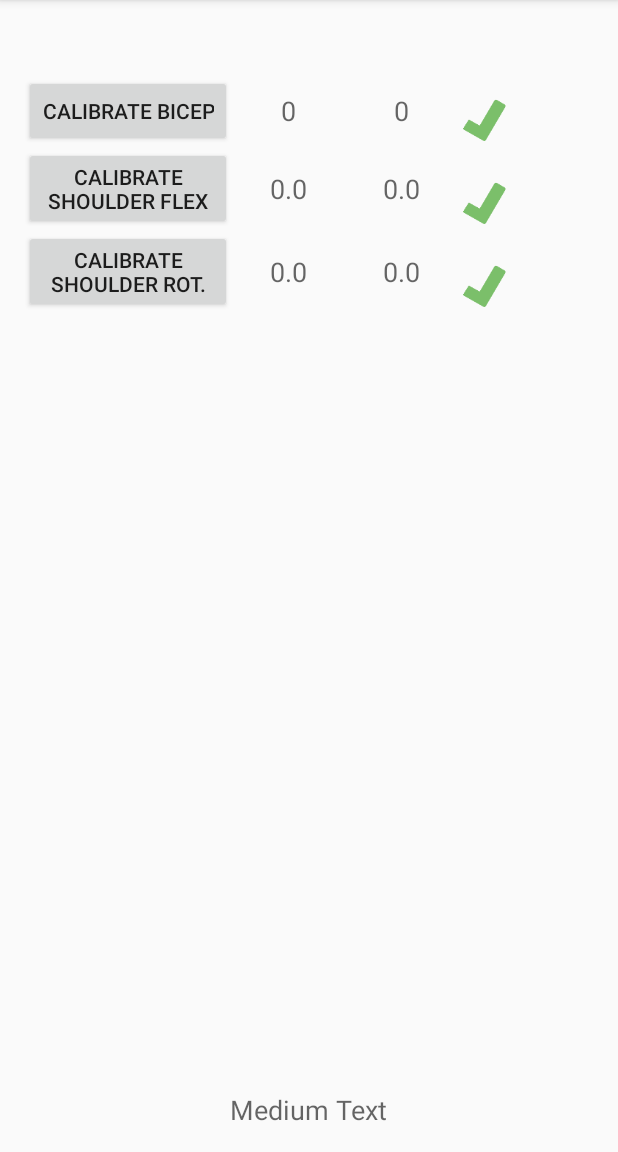
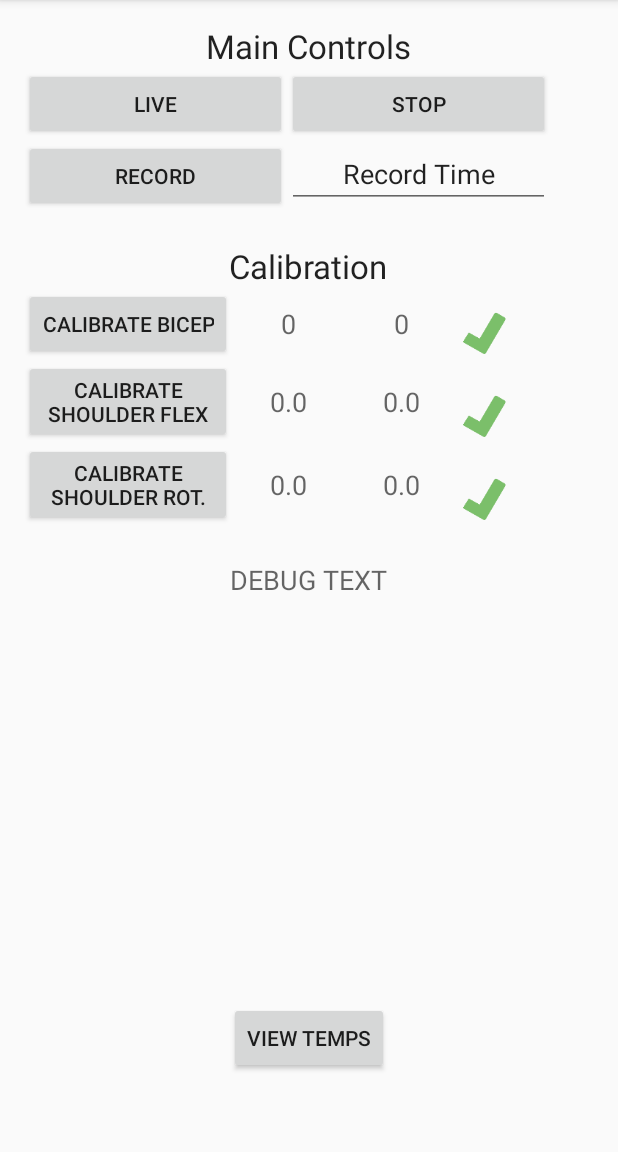
Before and after one commit to danjsher/SharcApp, an Android app: the screen it shows after launch (MainActivity), on a phone screen of 412 x 824 dp, the part 84-1236 px from its top. Run offline under Robolectric (Android 15) with nearby library versions, the light colour scheme and no system bars.

Commit message:
Updated calibration code

```diff
--- a/app/build.gradle
+++ b/app/build.gradle
@@ -22,4 +22,5 @@ android {
 dependencies {
     compile fileTree(dir: 'libs', include: ['*.jar'])
     compile 'com.android.support:appcompat-v7:22.2.1'
+    compile 'com.android.support:design:22.2.1'
 }
--- a/app/src/main/res/layout/activity_main.xml
+++ b/app/src/main/res/layout/activity_main.xml
@@ -11,9 +11,9 @@
         android:layout_height="wrap_content"
         android:text="@string/CalibrateBicepButtonText"
         android:id="@+id/CalibrateBicepButton"
+        android:layout_below="@+id/textView2"
         android:layout_alignParentLeft="true"
-        android:layout_alignParentStart="true"
-        android:layout_marginTop="34dp" />
+        android:layout_alignParentStart="true" />
 
     <TextView
         android:layout_width="wrap_content"
@@ -28,21 +28,14 @@
         android:layout_alignTop="@+id/CalibrateBicepButton"
         android:width="75dp" />
 
-    <TextView
-        android:layout_width="wrap_content"
-        android:layout_height="wrap_content"
-        android:textAppearance="?android:attr/textAppearanceMedium"
-        android:text="@string/CalibrateButtonStatusText"
-        android:id="@+id/CalibrateButtonStatusText"
-        android:layout_alignParentBottom="true"
-        android:layout_centerHorizontal="true" />
-
     <Button
         android:layout_width="wrap_content"
         android:layout_height="wrap_content"
         android:text="Calibrate Shoulder Flex"
         android:id="@+id/CalibrateShoulderFlexButton"
         android:layout_below="@+id/CalibrateBicepButton"
+        android:layout_alignParentLeft="true"
+        android:layout_alignParentStart="true"
         android:layout_alignRight="@+id/CalibrateBicepButton"
         android:layout_alignEnd="@+id/CalibrateBicepButton" />
 
@@ -52,8 +45,8 @@
         android:text="Calibrate Shoulder Rot."
         android:id="@+id/CalibrateShoulderRotationButton"
         android:layout_below="@+id/CalibrateShoulderFlexButton"
-        android:layout_alignRight="@+id/CalibrateShoulderFlexButton"
-        android:layout_alignEnd="@+id/CalibrateShoulderFlexButton" />
+        android:layout_toLeftOf="@+id/ShoulderFlexAtSideStatusText"
+        android:layout_toStartOf="@+id/ShoulderFlexAtSideStatusText" />
 
     <TextView
         android:layout_width="wrap_content"
@@ -149,4 +142,89 @@
         android:layout_toRightOf="@+id/ShoulderFlexOutStatusText"
         android:layout_toEndOf="@+id/ShoulderFlexOutStatusText" />
 
+    <Button
+        android:layout_width="175dp"
+        android:layout_height="wrap_content"
+        android:text="@string/live_button_text"
+        android:id="@+id/LiveButton"
+        android:layout_alignTop="@+id/StopButton"
+        android:layout_alignParentLeft="true"
+        android:layout_alignParentStart="true" />
+
+    <Button
+        android:layout_width="175dp"
+        android:layout_height="wrap_content"
+        android:text="@string/stop_button_text"
+        android:id="@+id/StopButton"
+        android:layout_below="@+id/textView"
+        android:layout_alignLeft="@+id/RecordTimeField"
+        android:layout_alignStart="@+id/RecordTimeField" />
+
+    <EditText
+        android:layout_width="175dp"
+        android:layout_height="wrap_content"
+        android:inputType="number"
+        android:ems="10"
+        android:id="@+id/RecordTimeField"
+        android:layout_below="@+id/StopButton"
+        android:layout_toRightOf="@+id/LiveButton"
+        android:layout_toEndOf="@+id/LiveButton"
+        android:text="@string/record_time_field_text"
+        android:gravity="center_horizontal" />
+
+    <Button
+        android:layout_width="175dp"
+        android:layout_height="wrap_content"
+        android:text="@string/record_button_text"
+        android:id="@+id/RecordButton"
+        android:layout_alignTop="@+id/RecordTimeField"
+        android:layout_alignParentLeft="true"
+        android:layout_alignParentStart="true" />
+
+    <TextView
+        android:layout_width="wrap_content"
+        android:layout_height="wrap_content"
+        android:textAppearance="?android:attr/textAppearanceLarge"
+        android:text="Main Controls"
+        android:id="@+id/textView"
+        android:layout_alignParentTop="true"
+        android:layout_centerHorizontal="true" />
+
+    <TextView
+        android:layout_width="wrap_content"
+        android:layout_height="wrap_content"
+        android:textAppearance="?android:attr/textAppearanceLarge"
+        android:text="Calibration"
+        android:id="@+id/textView2"
+        android:layout_below="@+id/RecordButton"
+        android:layout_centerHorizontal="true"
+        android:layout_marginTop="21dp" />
+
+    <TextView
+        android:layout_width="wrap_content"
+        android:layout_height="wrap_content"
+        android:textAppearance="?android:attr/textAppearanceMedium"
+        android:text="@string/debug_text"
+        android:id="@+id/debugText"
+        android:layout_marginTop="23dp"
+        android:layout_below="@+id/CalibrateShoulderRotationButton"
+        android:layout_centerHorizontal="true" />
+
+    <ImageView
+        android:layout_width="wrap_content"
+        android:layout_height="wrap_content"
+        android:id="@+id/imageView"
+        android:layout_alignTop="@+id/debugText"
+        android:layout_alignParentLeft="true"
+        android:layout_alignParentStart="true" />
+
+    <Button
+        android:layout_width="wrap_content"
+        android:layout_height="wrap_content"
+        android:text="View Temps"
+        android:id="@+id/button2"
+        android:layout_alignParentBottom="true"
+        android:layout_centerHorizontal="true"
+        android:layout_marginBottom="36dp" />
+
 </RelativeLayout>
--- a/app/src/main/res/values/dimens.xml
+++ b/app/src/main/res/values/dimens.xml
@@ -2,4 +2,5 @@
     <!-- Default screen margins, per the Android Design guidelines. -->
     <dimen name="activity_horizontal_margin">16dp</dimen>
     <dimen name="activity_vertical_margin">16dp</dimen>
+    <dimen name="fab_margin">16dp</dimen>
 </resources>
--- a/app/src/main/res/values/strings.xml
+++ b/app/src/main/res/values/strings.xml
@@ -22,4 +22,10 @@
     <string name="ShoulderRotationFrontText">0.0</string>
     <string name="ShoulderRotationBackText">0.0</string>
     <string name="BicepFlexMaxText">0</string>
+    <string name="live_button_text">Live</string>
+    <string name="stop_button_text">Stop</string>
+    <string name="record_button_text">Record</string>
+    <string name="record_time_field_text">Record Time</string>
+    <string name="debug_text">DEBUG TEXT</string>
+    <string name="title_activity_temperature">TemperatureActivity</string>
 </resources>
```
Also changed, not shown: app/src/main/AndroidManifest.xml (+9 -6 lines), app/src/main/java/com/danjsher/sharcapp/MainActivity.java (+70 -88 lines), app/src/main/java/com/danjsher/sharcapp/TemperatureActivity.java (added, +13 -0 lines), app/src/main/res/layout/activity_temperature.xml (added, +120 -0 lines), app/src/main/res/values-v21/styles.xml (added, +9 -0 lines), app/src/main/res/values/styles.xml (+9 -0 lines), 1 other file.
